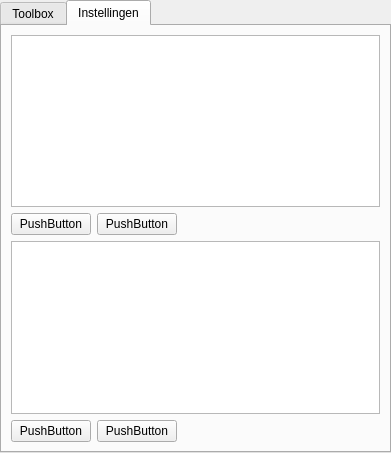
Before: the Qt Designer form ui/threedi_toolbox_dockwidget_base.ui in nens/threedi-results-analysis, drawn with Qt 5.
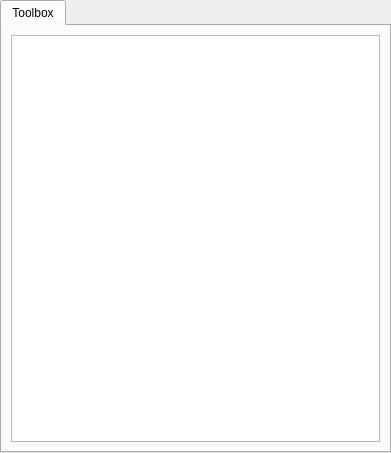
After: the same form once the commit is applied. The open tabs and pages were chosen to show the change.

Commit message:
[DONE] toolbox cleanup. Directory names in English. (#155)
* Toolbox cleanup. Directory name in English.

* Update CHANGES.rst.

* Translate dutch strings into english.

* Translate dutch strings into english.

* Translate dutch strings into english.

* Translate dutch strings into english.

Patch:
```diff
--- a/ui/threedi_toolbox_dockwidget_base.ui
+++ b/ui/threedi_toolbox_dockwidget_base.ui
@@ -31,88 +31,6 @@
          </property>
         </widget>
        </item>
-       <item>
-        <widget class="QCheckBox" name="checkBox">
-         <property name="text">
-          <string>auto update logboek</string>
-         </property>
-        </widget>
-       </item>
-      </layout>
-     </widget>
-     <widget class="QWidget" name="tab_2">
-      <attribute name="title">
-       <string>Instellingen</string>
-      </attribute>
-      <layout class="QVBoxLayout" name="verticalLayout_2">
-       <item>
-        <widget class="QTableView" name="tableView"/>
-       </item>
-       <item>
-        <layout class="QHBoxLayout" name="horizontalLayout">
-         <item>
-          <widget class="QPushButton" name="pushButton">
-           <property name="text">
-            <string>PushButton</string>
-           </property>
-          </widget>
-         </item>
-         <item>
-          <widget class="QPushButton" name="pushButton_2">
-           <property name="text">
-            <string>PushButton</string>
-           </property>
-          </widget>
-         </item>
-         <item>
-          <spacer name="horizontalSpacer">
-           <property name="orientation">
-            <enum>Qt::Horizontal</enum>
-           </property>
-           <property name="sizeHint" stdset="0">
-            <size>
-             <width>40</width>
-             <height>20</height>
-            </size>
-           </property>
-          </spacer>
-         </item>
-        </layout>
-       </item>
-       <item>
-        <widget class="QTableView" name="tableView_2"/>
-       </item>
-       <item>
-        <layout class="QHBoxLayout" name="horizontalLayout_2">
-         <item>
-          <widget class="QPushButton" name="pushButton_3">
-           <property name="text">
-            <string>PushButton</string>
-           </property>
-          </widget>
-         </item>
-         <item>
-          <widget class="QPushButton" name="pushButton_4">
-           <property name="text">
-            <string>PushButton</string>
-           </property>
-          </widget>
-         </item>
-         <item>
-          <spacer name="horizontalSpacer_2">
-           <property name="orientation">
-            <enum>Qt::Horizontal</enum>
-           </property>
-           <property name="sizeHint" stdset="0">
-            <size>
-             <width>40</width>
-             <height>20</height>
-            </size>
-           </property>
-          </spacer>
-         </item>
-        </layout>
-       </item>
       </layout>
      </widget>
     </widget>
```
The commit also changes 26 other files.
